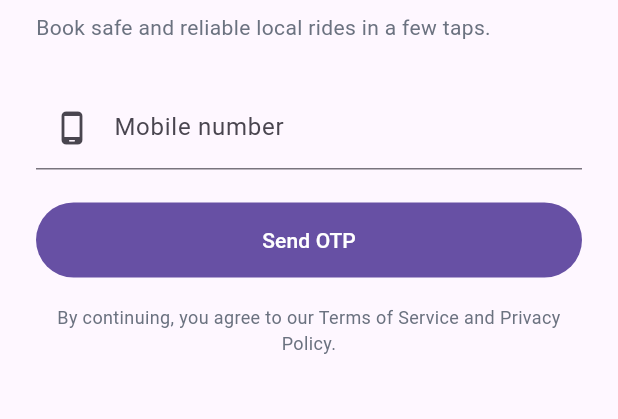
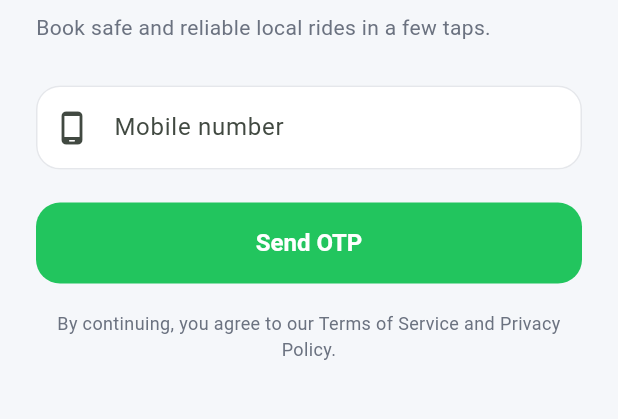
Before and after one commit to nexoofficialv1/ASTRIDE, a Flutter app: the screen it shows after launch, after a tap on "English", on a phone screen of 412 x 824 dp, the part 285-704 px from its top. Run offline on Flutter 3.47's test engine with Material 3 defaults, Android fonts, the light colour scheme and no system bars; our stand-ins replace connectivity_plus, firebase_core, firebase_messaging, flutter_secure_storage, geolocator, google_maps_flutter and 1 more; accounts and stored records are empty; network calls fail; Roboto replaces fonts that are missing (Poppins).

Commit message:
Fix Flutter analyze errors v3.11.3

```diff
--- a/apps/driver_flutter/lib/screens/new_ride_request_screen.dart
+++ b/apps/driver_flutter/lib/screens/new_ride_request_screen.dart
@@ -79,5 +79,5 @@ class _Tag extends StatelessWidget {
   final String label;
   final Color color;
   @override
-  Widget build(BuildContext context) => Container(padding: const EdgeInsets.symmetric(horizontal: 10, vertical: 8), decoration: BoxDecoration(color: color.withOpacity(.08), borderRadius: BorderRadius.circular(12)), child: Row(mainAxisSize: MainAxisSize.min, children: [Icon(icon, size: 16, color: color), const SizedBox(width: 6), Text(label, style: TextStyle(fontSize: 12, fontWeight: FontWeight.w800, color: color))]));
+  Widget build(BuildContext context) => Container(padding: const EdgeInsets.symmetric(horizontal: 10, vertical: 8), decoration: BoxDecoration(color: color.withValues(alpha: .08), borderRadius: BorderRadius.circular(12)), child: Row(mainAxisSize: MainAxisSize.min, children: [Icon(icon, size: 16, color: color), const SizedBox(width: 6), Text(label, style: TextStyle(fontSize: 12, fontWeight: FontWeight.w800, color: color))]));
 }
--- a/apps/partner_flutter/lib/screens/dashboard_screen.dart
+++ b/apps/partner_flutter/lib/screens/dashboard_screen.dart
@@ -179,7 +179,7 @@ class _MetricCard extends StatelessWidget {
           child: Column(
             crossAxisAlignment: CrossAxisAlignment.start,
             children: [
-              Container(padding: const EdgeInsets.all(9), decoration: BoxDecoration(color: color.withOpacity(.12), borderRadius: BorderRadius.circular(12)), child: Icon(icon, color: color)),
+              Container(padding: const EdgeInsets.all(9), decoration: BoxDecoration(color: color.withValues(alpha: .12), borderRadius: BorderRadius.circular(12)), child: Icon(icon, color: color)),
               const Spacer(),
               Text(value, style: Theme.of(context).textTheme.headlineSmall?.copyWith(fontWeight: FontWeight.w900)),
               Text(title, maxLines: 1, overflow: TextOverflow.ellipsis),
--- a/apps/passenger_flutter/lib/main.dart
+++ b/apps/passenger_flutter/lib/main.dart
@@ -21,7 +21,7 @@ class PassengerApp extends StatelessWidget {
         builder: (context, _) => MaterialApp(
           debugShowCheckedModeBanner: false,
           title: 'ASTRIDE',
-          theme: AstrideTheme.light(),
+          theme: buildAstrideTheme(),
           home: PassengerRoot(controller: controller),
         ),
       );
--- a/package.json
+++ b/package.json
@@ -1,6 +1,6 @@
 {
   "name": "astride-master-platform",
-  "version": "3.11.2",
+  "version": "3.11.3",
   "private": true,
   "type": "module",
   "scripts": {
```
Also changed, not shown: 1 other file.
